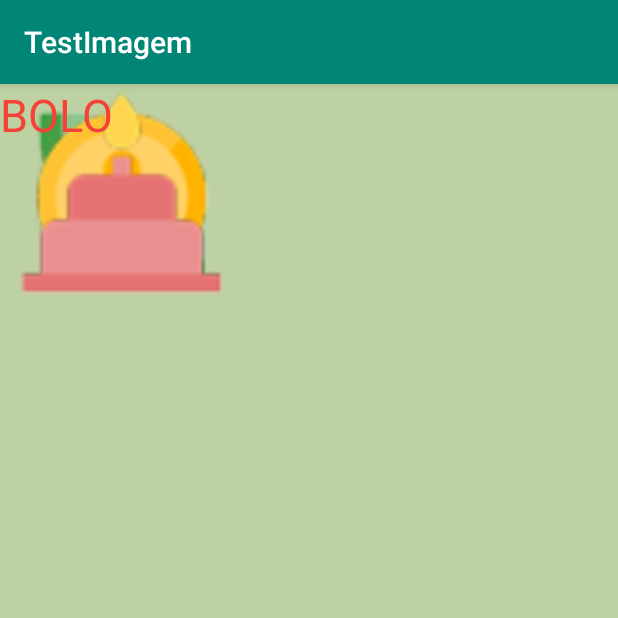
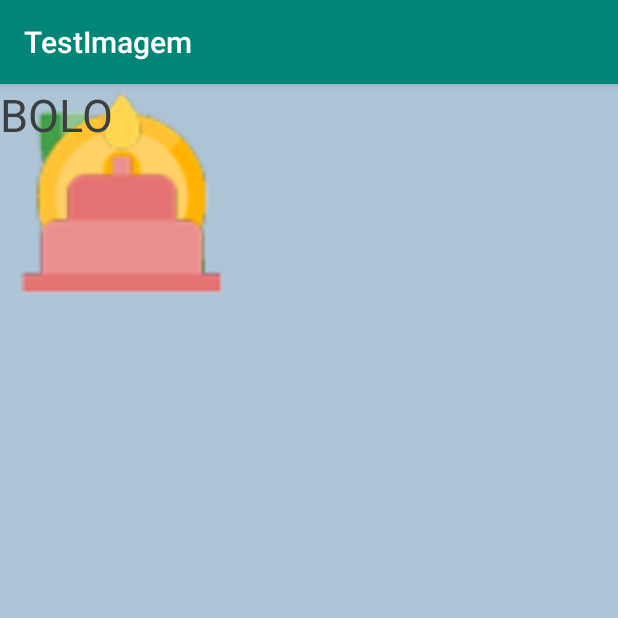
Before and after one commit to MateusMello1995/TestandoImagens, an Android app: the screen it shows after launch (MainActivity), on a phone screen of 412 x 824 dp, the top half of it. Run offline under Robolectric (Android 15) with nearby library versions, the phone set to English and light mode, and no system bars.

Commit message:
alteracao de cor

```diff
--- a/app/src/main/res/layout/activity_main.xml
+++ b/app/src/main/res/layout/activity_main.xml
@@ -4,7 +4,7 @@
     xmlns:tools="http://schemas.android.com/tools"
     android:layout_width="match_parent"
     android:layout_height="match_parent"
-    android:background="#BDD1A3"
+    android:background="#ADC3D6"
     tools:context=".MainActivity">
 
     <ImageView
@@ -92,7 +92,7 @@
         android:gravity="center"
         android:text="bolo"
         android:textAllCaps="true"
-        android:textColor="#F44336"
+        android:textColor="#3C3F41"
         android:textSize="30sp"
         tools:layout_editor_absoluteX="219dp"
         tools:layout_editor_absoluteY="497dp" />
```
